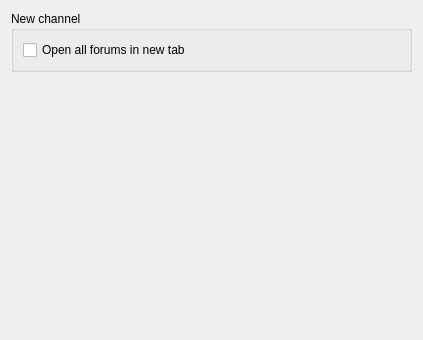
The window that retroshare-gui/src/gui/settings/ChannelPage.ui (RetroShare/RetroShare) describes before a commit, drawn with Qt 5.
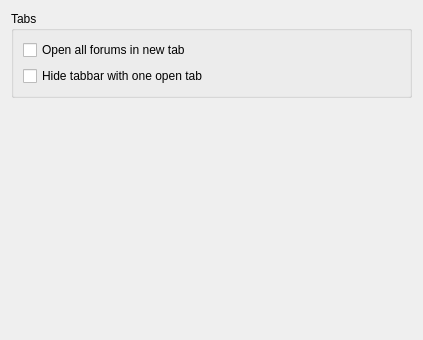
The same window after the commit.

Commit message: Added new option to hide the tabbar with one open tab in forums and channels.

The edit to the form file:
```diff
--- a/retroshare-gui/src/gui/settings/ChannelPage.ui
+++ b/retroshare-gui/src/gui/settings/ChannelPage.ui
@@ -27,7 +27,7 @@
    <item row="0" column="0">
     <widget class="QGroupBox" name="gxsGroupBox">
      <property name="title">
-      <string>New channel</string>
+      <string>Tabs</string>
      </property>
      <layout class="QVBoxLayout" name="verticalLayout">
       <item>
@@ -37,6 +37,13 @@
         </property>
        </widget>
       </item>
+      <item>
+       <widget class="QCheckBox" name="hideTabBarWithOneTabCheckBox">
+        <property name="text">
+         <string>Hide tabbar with one open tab</string>
+        </property>
+       </widget>
+      </item>
      </layout>
     </widget>
    </item>
```
Left out of the diff: 2 changed lines with no effect on the pictures. The commit also changes 11 other files.
